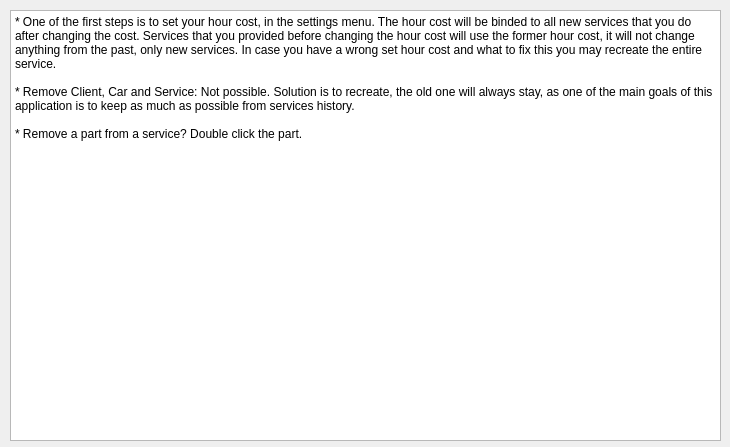
Old version of the form Man_Page.ui in the repository bedi1982/Oficina.
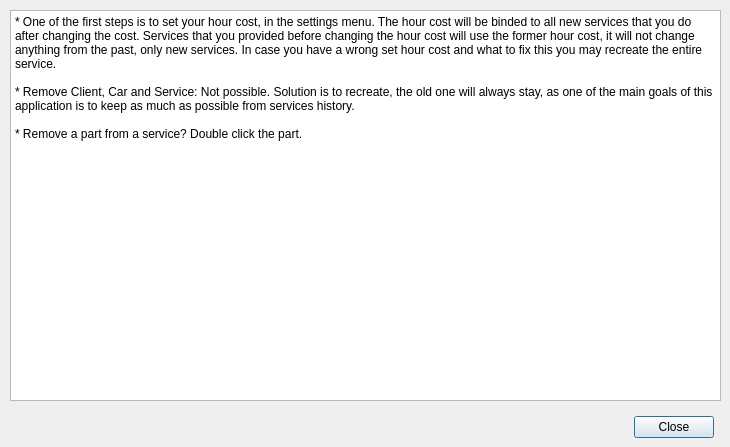
New version of the form.

Commit message:
Changed the button type on all forms from QPushButton's -> QDialogButtonBox
Removed images from c++ src code and mapped them directly in the form

Improved search results when returning to the main window form from a
modal window

Improved forms, alignment, images, texts

```diff
--- a/Man_Page.ui
+++ b/Man_Page.ui
@@ -19,7 +19,7 @@
      <x>10</x>
      <y>10</y>
      <width>711</width>
-     <height>431</height>
+     <height>391</height>
     </rect>
    </property>
    <property name="plainText">
@@ -30,6 +30,19 @@
 * Remove a part from a service? Double click the part.</string>
    </property>
   </widget>
+  <widget class="QDialogButtonBox" name="buttonBox">
+   <property name="geometry">
+    <rect>
+     <x>540</x>
+     <y>410</y>
+     <width>174</width>
+     <height>34</height>
+    </rect>
+   </property>
+   <property name="standardButtons">
+    <set>QDialogButtonBox::Close</set>
+   </property>
+  </widget>
  </widget>
  <resources/>
  <connections/>
```
The commit also changes 41 other files.
